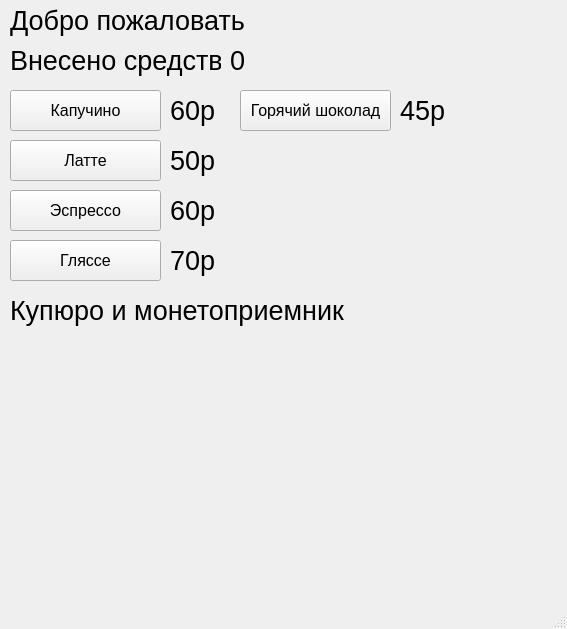
Above: mainwindow.ui from RuslanBarcho/Vending-machine-courcework before the change. Below: the same form after it.
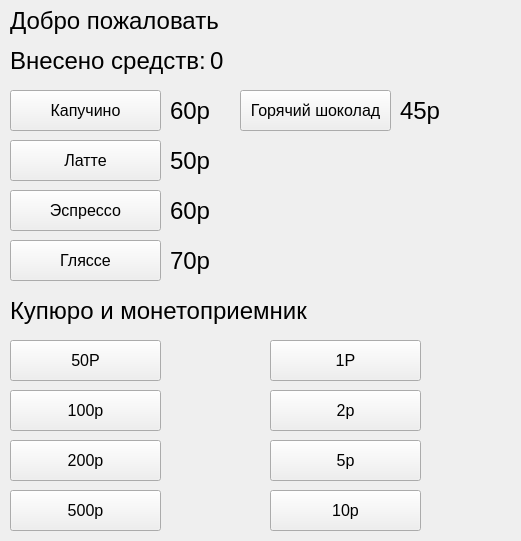
That is the form after the change.

Diff of the .ui file:
```diff
--- a/mainwindow.ui
+++ b/mainwindow.ui
@@ -6,8 +6,8 @@
    <rect>
     <x>0</x>
     <y>0</y>
-    <width>567</width>
-    <height>629</height>
+    <width>521</width>
+    <height>541</height>
    </rect>
   </property>
   <property name="windowTitle">
@@ -25,7 +25,7 @@
     </property>
     <property name="font">
      <font>
-      <pointsize>20</pointsize>
+      <pointsize>18</pointsize>
      </font>
     </property>
     <property name="text">
@@ -46,7 +46,7 @@
     </property>
     <property name="font">
      <font>
-      <pointsize>20</pointsize>
+      <pointsize>18</pointsize>
      </font>
     </property>
     <property name="text">
@@ -59,7 +59,7 @@
    <widget class="QLabel" name="label_service_3">
     <property name="geometry">
      <rect>
-      <x>230</x>
+      <x>210</x>
       <y>40</y>
       <width>281</width>
       <height>41</height>
@@ -67,7 +67,7 @@
     </property>
     <property name="font">
      <font>
-      <pointsize>20</pointsize>
+      <pointsize>18</pointsize>
      </font>
     </property>
     <property name="text">
@@ -88,7 +88,7 @@
     </property>
     <property name="font">
      <font>
-      <pointsize>20</pointsize>
+      <pointsize>18</pointsize>
      </font>
     </property>
     <property name="text">
@@ -181,7 +181,7 @@
     </property>
     <property name="font">
      <font>
-      <pointsize>20</pointsize>
+      <pointsize>18</pointsize>
      </font>
     </property>
     <property name="text">
@@ -202,7 +202,7 @@
     </property>
     <property name="font">
      <font>
-      <pointsize>20</pointsize>
+      <pointsize>18</pointsize>
      </font>
     </property>
     <property name="text">
@@ -223,7 +223,7 @@
     </property>
     <property name="font">
      <font>
-      <pointsize>20</pointsize>
+      <pointsize>18</pointsize>
      </font>
     </property>
     <property name="text">
@@ -244,7 +244,7 @@
     </property>
     <property name="font">
      <font>
-      <pointsize>20</pointsize>
+      <pointsize>18</pointsize>
      </font>
     </property>
     <property name="text">
@@ -283,7 +283,7 @@
     </property>
     <property name="font">
      <font>
-      <pointsize>20</pointsize>
+      <pointsize>18</pointsize>
      </font>
     </property>
     <property name="text">
@@ -293,18 +293,151 @@
      <number>0</number>
     </property>
    </widget>
+   <widget class="QPushButton" name="add_50_rubles">
+    <property name="geometry">
+     <rect>
+      <x>10</x>
+      <y>340</y>
+      <width>151</width>
+      <height>41</height>
+     </rect>
+    </property>
+    <property name="font">
+     <font>
+      <pointsize>12</pointsize>
+     </font>
+    </property>
+    <property name="text">
+     <string>50Р</string>
+    </property>
+   </widget>
+   <widget class="QPushButton" name="pushButton_7">
+    <property name="geometry">
+     <rect>
+      <x>10</x>
+      <y>390</y>
+      <width>151</width>
+      <height>41</height>
+     </rect>
+    </property>
+    <property name="font">
+     <font>
+      <pointsize>12</pointsize>
+     </font>
+    </property>
+    <property name="text">
+     <string>100р</string>
+    </property>
+   </widget>
+   <widget class="QPushButton" name="pushButton_8">
+    <property name="geometry">
+     <rect>
+      <x>10</x>
+      <y>440</y>
+      <width>151</width>
+      <height>41</height>
+     </rect>
+    </property>
+    <property name="font">
+     <font>
+      <pointsize>12</pointsize>
+     </font>
+    </property>
+    <property name="text">
+     <string>200р</string>
+    </property>
+   </widget>
+   <widget class="QPushButton" name="pushButton_9">
+    <property name="geometry">
+     <rect>
+      <x>10</x>
+      <y>490</y>
+      <width>151</width>
+      <height>41</height>
+     </rect>
+    </property>
+    <property name="font">
+     <font>
+      <pointsize>12</pointsize>
+     </font>
+    </property>
+    <property name="text">
+     <string>500р</string>
+    </property>
+   </widget>
+   <widget class="QPushButton" name="pushButton_10">
+    <property name="geometry">
+     <rect>
+      <x>270</x>
+      <y>390</y>
+      <width>151</width>
+      <height>41</height>
+     </rect>
+    </property>
+    <property name="font">
+     <font>
+      <pointsize>12</pointsize>
+     </font>
+    </property>
+    <property name="text">
+     <string>2р</string>
+    </property>
+   </widget>
+   <widget class="QPushButton" name="pushButton_11">
+    <property name="geometry">
+     <rect>
+      <x>270</x>
+      <y>490</y>
+      <width>151</width>
+      <height>41</height>
+     </rect>
+    </property>
+    <property name="font">
+     <font>
+      <pointsize>12</pointsize>
+     </font>
+    </property>
+    <property name="text">
+     <string>10р</string>
+    </property>
+   </widget>
+   <widget class="QPushButton" name="pushButton_12">
+    <property name="geometry">
+     <rect>
+      <x>270</x>
+      <y>440</y>
+      <width>151</width>
+      <height>41</height>
+     </rect>
+    </property>
+    <property name="font">
+     <font>
+      <pointsize>12</pointsize>
+     </font>
+    </property>
+    <property name="text">
+     <string>5р</string>
+    </property>
+   </widget>
+   <widget class="QPushButton" name="pushButton_13">
+    <property name="geometry">
+     <rect>
+      <x>270</x>
+      <y>340</y>
+      <width>151</width>
+      <height>41</height>
+     </rect>
+    </property>
+    <property name="font">
+     <font>
+      <pointsize>12</pointsize>
+     </font>
+    </property>
+    <property name="text">
+     <string>1Р</string>
+    </property>
+   </widget>
   </widget>
-  <widget class="QMenuBar" name="menuBar">
-   <property name="geometry">
-    <rect>
-     <x>0</x>
-     <y>0</y>
-     <width>567</width>
-     <height>20</height>
-    </rect>
-   </property>
-  </widget>
-  <widget class="QStatusBar" name="statusBar"/>
  </widget>
  <layoutdefault spacing="6" margin="11"/>
  <resources/>
```
Left out of the diff: 4 changed lines with no effect on the pictures.
